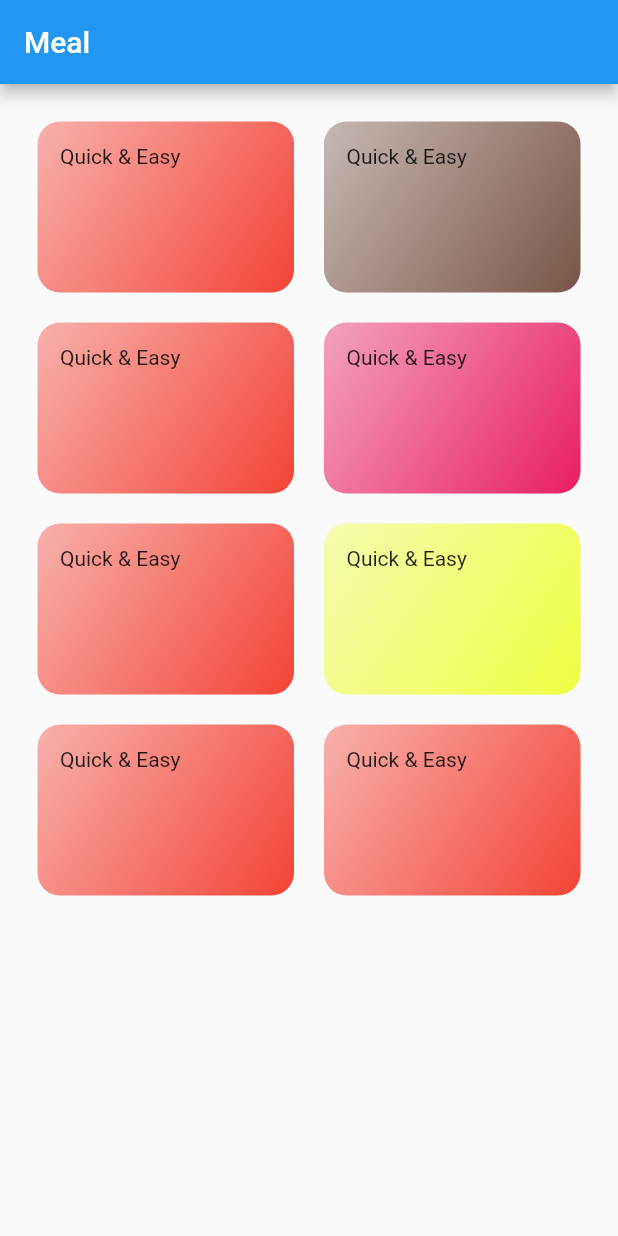
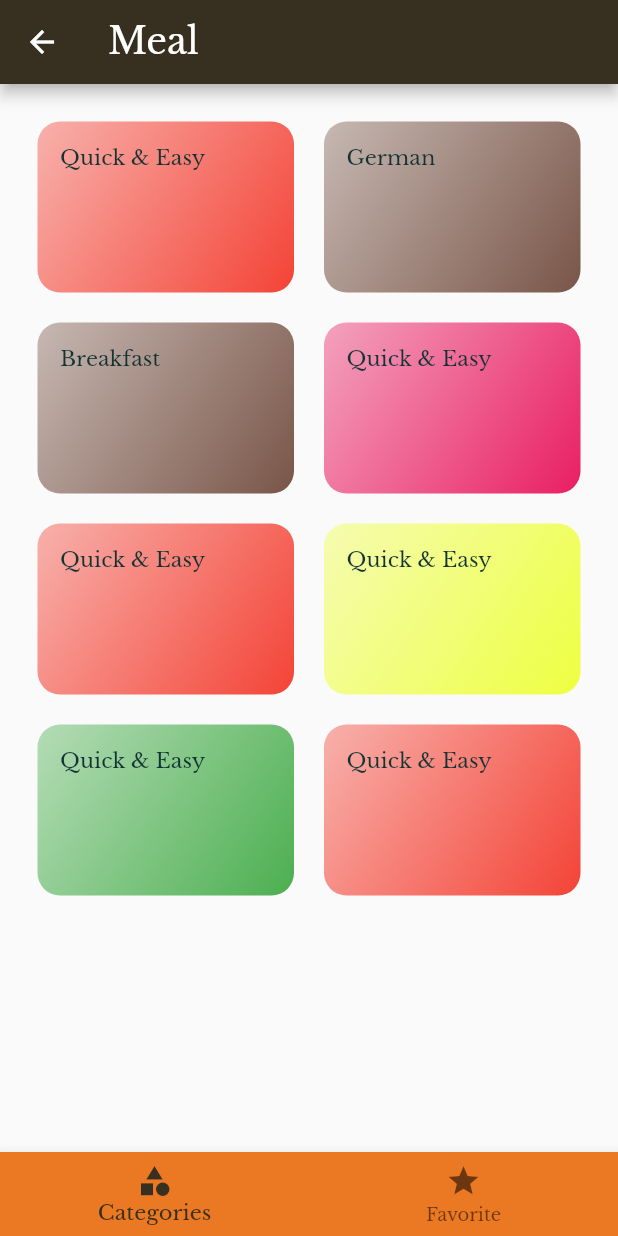
Before and after one commit to adebayoAdesina/Flutter_Meal_App, a Flutter app: the screen it shows after launch, on a phone screen of 412 x 824 dp. Run offline on Flutter 3.47's test engine with Material 2 defaults, Android fonts, the phone set to English and light mode, and no system bars.

Commit message:
category page added, meal page, fonts, and tabBar.

```diff
--- /dev/null
+++ b/lib/data/category_data.dart
@@ -0,0 +1,46 @@
+import 'package:flutter/material.dart';
+
+import '../model/category_model.dart';
+
+List<Category> categories = [
+  Category(
+    id: 'c1',
+    title: 'Quick & Easy',
+    color: Colors.red,
+  ),
+  Category(
+    id: 'c2',
+    title: 'German',
+    color: Colors.brown,
+  ),
+  Category(
+    id: 'c3',
+    title: 'Breakfast',
+    color: Colors.brown,
+  ),
+  Category(
+    id: 'c4',
+    title: 'Quick & Easy',
+    color: Colors.pink,
+  ),
+  Category(
+    id: 'c5',
+    title: 'Quick & Easy',
+    color: Colors.red,
+  ),
+  Category(
+    id: 'c6',
+    title: 'Quick & Easy',
+    color: Colors.limeAccent,
+  ),
+  Category(
+    id: 'c7',
+    title: 'Quick & Easy',
+    color: Colors.green,
+  ),
+  Category(
+    id: 'c8',
+    title: 'Quick & Easy',
+    color: Colors.red,
+  ),
+];
--- a/lib/main.dart
+++ b/lib/main.dart
@@ -1,5 +1,9 @@
 import 'package:flutter/material.dart';
-import 'package:meal_app/screen/home_screen.dart';
+import 'package:meal_app/screens/category_screen.dart';
+import 'package:meal_app/screens/home_screen.dart';
+import 'package:meal_app/screens/meal_detail_screen.dart';
+import 'package:meal_app/screens/tab_screen.dart';
+import 'utils/color.dart';
 
 void main() {
   runApp(const MyApp());
@@ -13,8 +17,47 @@ class MyApp extends StatelessWidget {
   Widget build(BuildContext context) {
     return MaterialApp(
       title: 'Flutter Demo',
-      theme: ThemeData(),
-      home: const HomeScreen(),
+      theme: ThemeData(
+        colorScheme: const ColorScheme(
+          brightness: Brightness.light,
+          primary: kPrimaryColor,
+          onPrimary: kWhiteColor,
+          secondary: kSecondaryColor,
+          onSecondary: kWhiteColor,
+          error: Colors.red,
+          onError: Colors.red,
+          background: kWhiteColor,
+          onBackground: kWhiteColor,
+          surface: kPrimaryColor,
+          onSurface: kPrimaryColor,
+        ),
+        fontFamily: 'Libre Baskerville',
+        textTheme: ThemeData.light().textTheme.copyWith(
+              bodyText1: const TextStyle(
+                color: Color.fromRGBO(20, 51, 51, 1),
+              ),
+              bodyText2: const TextStyle(
+                color: Color.fromRGBO(20, 51, 51, 1),
+              ),
+              headline1: const TextStyle(
+                fontSize: 24.0,
+                color: kWhiteColor,
+              ),
+            ),
+      ),
+      initialRoute: TabScreen.id,
+      routes: {
+        TabScreen.id: ((context) => TabScreen()),
+        HomeScreen.id: (context) => const HomeScreen(),
+        CategoryScreen.id: (context) => const CategoryScreen(),
+        MealDetailScreen.id: (context) => const MealDetailScreen()
+      },
+      onUnknownRoute: (setting) {
+        return MaterialPageRoute(
+          builder: (_) => const HomeScreen(),
+        );
+      },
+
     );
   }
 }
--- a/lib/model/category_model.dart
+++ b/lib/model/category_model.dart
@@ -1,5 +1,5 @@
 import 'package:flutter/material.dart';
-import 'package:meal_app/util/color.dart';
+import 'package:meal_app/utils/color.dart';
 
 class Category {
   String? id;
@@ -9,49 +9,6 @@ class Category {
   Category({
     this.id,
     this.title,
-    this.color = kCategoryColor
+    this.color = kCategoryColor,
   });
 }
-
-List<Category> categories = [
-  Category(
-    id: 'c1',
-    title: 'Quick & Easy',
-    color: Colors.red
-  ),
-  Category(
-    id: 'c2',
-    title: 'Quick & Easy',
-    color: Colors.brown
-  ),
-  Category(
-    id: 'c3',
-    title: 'Quick & Easy',
-    color: Colors.red
-  ),
-  Category(
-    id: 'c4',
-    title: 'Quick & Easy',
-    color: Colors.pink
-  ),
-  Category(
-    id: 'c5',
-    title: 'Quick & Easy',
-    color: Colors.red
-  ),
-  Category(
-    id: 'c6',
-    title: 'Quick & Easy',
-    color: Colors.limeAccent
-  ),
-  Category(
-    id: 'c7',
-    title: 'Quick & Easy',
-    color: Colors.red
-  ),
-  Category(
-    id: 'c8',
-    title: 'Quick & Easy',
-    color: Colors.red
-  ),
-];
--- /dev/null
+++ b/lib/model/meal.dart
@@ -0,0 +1,64 @@
+enum Complexity { simple, challenging, hard }
+enum Affordability { affordable, pricey, luxurious }
+
+class Meal {
+  String? id;
+  List<String>? category;
+  String? title;
+  String? imageUrl;
+  List<String>? ingredients;
+  List<String>? steps;
+  int? duration;
+  Complexity? complexity;
+  Affordability? affordability;
+  bool? isGlutenFree;
+  bool? isLactoseFree;
+  bool? isVegan;
+  bool? isVegetarian;
+
+  Meal({
+    this.id,
+    this.category,
+    this.title,
+    this.imageUrl,
+    this.ingredients,
+    this.steps,
+    this.duration,
+    this.complexity,
+    this.affordability,
+    this.isGlutenFree,
+    this.isLactoseFree,
+    this.isVegan,
+    this.isVegetarian,
+  });
+
+  String get complexityText {
+    String res = '';
+    switch (complexity) {
+      case Complexity.simple:
+        res = 'Simple';
+        break;
+      case Complexity.challenging:
+        res = 'Challenging';
+        break;
+      default:
+        res = 'Hard';
+    }
+    return res;
+  }
+
+  String get affordableText {
+    String res = '';
+    switch (affordability) {
+      case Affordability.luxurious:
+        res = 'Luxurious';
+        break;
+      case Affordability.pricey:
+        res = 'Pricey';
+        break;
+      default:
+        res = 'Affordable';
+    }
+    return res;
+  }
+}
--- a/lib/screen/home_screen.dart
+++ b/lib/screens/home_screen.dart
@@ -1,14 +1,21 @@
 import 'package:flutter/material.dart';
 import 'package:meal_app/model/category_model.dart';
+import 'package:meal_app/widgets/category_card.dart';
+
+import '../data/category_data.dart';
 
 class HomeScreen extends StatelessWidget {
+  static const id = '/';
   const HomeScreen({Key? key}) : super(key: key);
 
   @override
   Widget build(BuildContext context) {
     return Scaffold(
       appBar: AppBar(
-        title: const Text('Meal'),
+        title: Text(
+          'Meal',
+          style: Theme.of(context).textTheme.headline1,
+        ),
       ),
       body: GridView.builder(
         padding: const EdgeInsets.all(25.0),
@@ -21,16 +28,7 @@ class HomeScreen extends StatelessWidget {
         itemCount: categories.length,
         itemBuilder: (context, index) {
           Category category = categories[index];
-          return Container(
-            padding: const EdgeInsets.all(15.0),
-            child: Text(category.title.toString()),
-            decoration: BoxDecoration(
-                gradient: LinearGradient(colors: [
-                  category.color!.withOpacity(0.4),
-                  category.color!,
-                ], begin: Alignment.topLeft, end: Alignment.bottomRight),
-                borderRadius: BorderRadius.circular(15.0)),
-          );
+          return CategoryCard(category: category);
         },
       ),
     );
--- /dev/null
+++ b/lib/screens/tab_screen.dart
@@ -0,0 +1,44 @@
+import 'package:flutter/material.dart';
+import 'package:meal_app/screens/favorite_screen.dart';
+import 'package:meal_app/screens/home_screen.dart';
+
+class TabScreen extends StatefulWidget {
+  static const id = '/tab';
+  const TabScreen({Key? key}) : super(key: key);
+
+  @override
+  State<TabScreen> createState() => _TabScreenState();
+}
+
+class _TabScreenState extends State<TabScreen> {
+  final List<Widget> _page = const [
+    HomeScreen(),
+    FavoriteScreen(),
+  ];
+
+  int currentIndex = 0;
+  @override
+  Widget build(BuildContext context) {
+    return Scaffold(
+        body: _page[currentIndex],
+        bottomNavigationBar: BottomNavigationBar(
+            onTap: ((value) => setState(
+                  () {
+                    currentIndex = value;
+                  },
+                )),
+            backgroundColor: Theme.of(context).colorScheme.secondary,
+            items: const [
+              BottomNavigationBarItem(
+                  icon: Icon(
+                    Icons.category,
+                  ),
+                  label: 'Categories'),
+              BottomNavigationBarItem(
+                  icon: Icon(
+                    Icons.star,
+                  ),
+                  label: 'Favorite'),
+            ]));
+  }
+}
--- a/lib/util/color.dart
+++ /dev/null
@@ -1,3 +0,0 @@
-import 'package:flutter/material.dart';
-
-const kCategoryColor = Colors.orange;
--- /dev/null
+++ b/lib/utils/color.dart
@@ -0,0 +1,6 @@
+import 'package:flutter/material.dart';
+
+const kCategoryColor = Colors.orange;
+const kWhiteColor = Colors.white;
+const kPrimaryColor = Color(0XFF372F20);
+const kSecondaryColor = Color(0XFFEB7823);
--- /dev/null
+++ b/lib/widgets/category_card.dart
@@ -0,0 +1,29 @@
+import 'package:flutter/material.dart';
+import 'package:meal_app/model/category_model.dart';
+import 'package:meal_app/screens/category_screen.dart';
+
+class CategoryCard extends StatelessWidget {
+  final Category category;
+  const CategoryCard({Key? key, required this.category}) : super(key: key);
+
+  @override
+  Widget build(BuildContext context) {
+    return InkWell(
+      borderRadius: BorderRadius.circular(15),
+      splashColor: Theme.of(context).colorScheme.primary,
+      onTap: (() => Navigator.pushNamed(
+            context,
+            CategoryScreen.id, arguments: category )),
+      child: Container(
+        padding: const EdgeInsets.all(15.0),
+        child: Text(category.title.toString()),
+        decoration: BoxDecoration(
+            gradient: LinearGradient(colors: [
+              category.color!.withOpacity(0.4),
+              category.color!,
+            ], begin: Alignment.topLeft, end: Alignment.bottomRight),
+            borderRadius: BorderRadius.circular(15.0)),
+      ),
+    );
+  }
+}
```
Also changed, not shown: lib/data/meal_data.dart (added, +68 -0 lines), lib/screens/category_screen.dart (added, +37 -0 lines), lib/screens/favorite_screen.dart (added, +12 -0 lines), lib/screens/meal_detail_screen.dart (added, +75 -0 lines), lib/widgets/content_build.dart (added, +19 -0 lines), lib/widgets/meal_card.dart (added, +102 -0 lines), pubspec.yaml (+4 -5 lines), assets/image/R.png (added).
